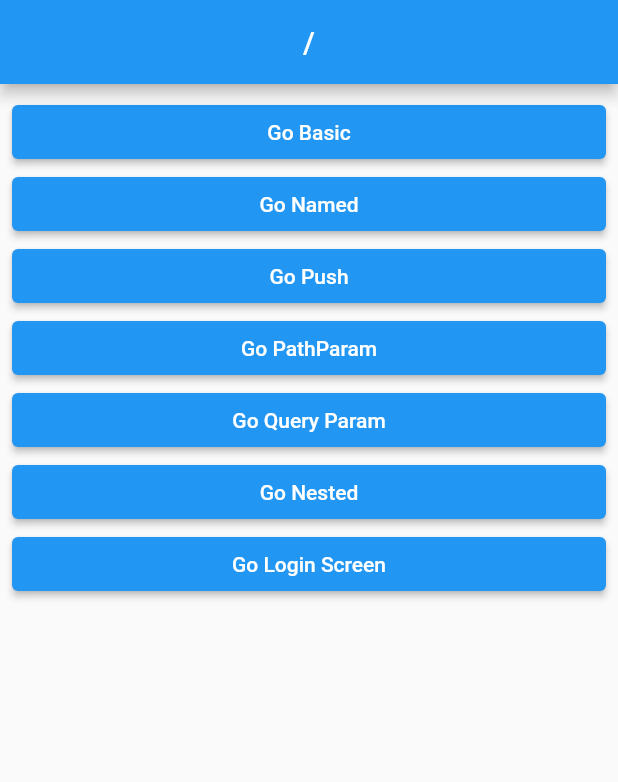
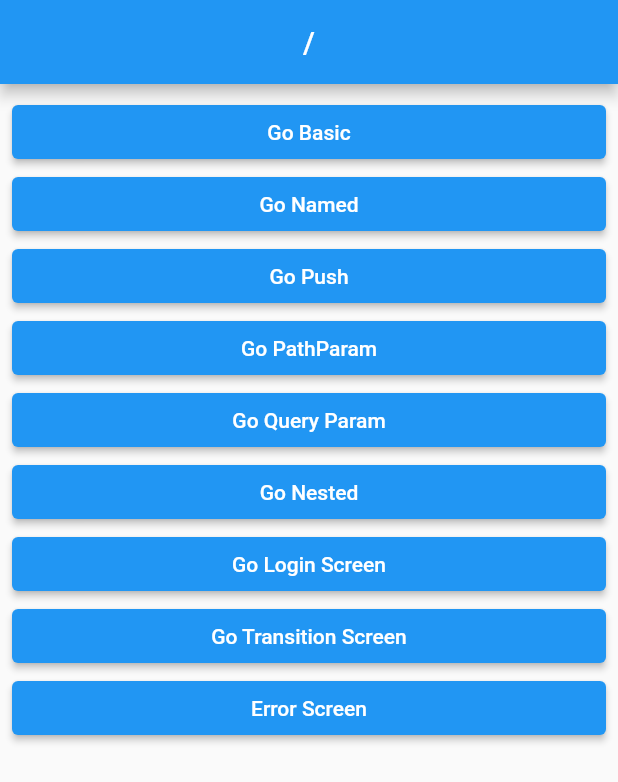
Before and after one commit to g9191hc/GoRouter7, a Flutter app: the screen it shows after launch, on a phone screen of 412 x 824 dp. Shown: the top 782 px of the screen. Run offline on Flutter 3.47's test engine with Material 2 defaults, Android fonts, the phone set to English and light mode, and no system bars; our stand-ins replace go_router.

Commit message:
고라우터 끝

```diff
--- a/lib/route/router.dart
+++ b/lib/route/router.dart
@@ -1,4 +1,7 @@
+import 'package:flutter/cupertino.dart';
 import 'package:go_router/go_router.dart';
+import 'package:go_router_v7_actual/screens/10_transition_screen_1.dart';
+import 'package:go_router_v7_actual/screens/11_error_screen.dart';
 import 'package:go_router_v7_actual/screens/2_named_screen.dart';
 import 'package:go_router_v7_actual/screens/0_root_screen.dart';
 import 'package:go_router_v7_actual/screens/3_push_screen.dart';
@@ -9,6 +12,7 @@ import 'package:go_router_v7_actual/screens/7_query_param_screen.dart';
 import 'package:go_router_v7_actual/screens/8_nested_screen.dart';
 import 'package:go_router_v7_actual/screens/9_login_screen.dart';
 import 'package:go_router_v7_actual/screens/9_private_screen.dart';
+import '../screens/10_transition_screen_2.dart';
 import '../screens/1_basic_screen.dart';
 import '../screens/8_nested_child_screen.dart';
 
@@ -17,8 +21,9 @@ bool authState = false;
 
 final router = GoRouter(
   //routes의 모든 라우트의 path호출시에 먼저 체크함
-  redirect: (context, state){
-    if(state.location == '/login/private' && authState == false) return '/login';
+  redirect: (context, state) {
+    if (state.location == '/login/private' && authState == false)
+      return '/login';
     return null;
   },
   routes: [
@@ -90,8 +95,8 @@ final router = GoRouter(
           routes: [
             GoRoute(
               // 현재 라우트의 path호출시에만 먼저 체크함
-              redirect: (context, state){
-                if (authState == false){
+              redirect: (context, state) {
+                if (authState == false) {
                   return '/login';
                 }
                 return null;
@@ -101,7 +106,42 @@ final router = GoRouter(
             ),
           ],
         ),
+        GoRoute(
+          path: 'transition',
+          builder: (_, state) => TransitionScreenOne(),
+          routes: [
+            GoRoute(
+              path: 'detail',
+              pageBuilder: (_, state) => CustomTransitionPage(
+                child: TransitionScreenTwo(),
+                transitionsBuilder:
+                    (context, animation, secondaryAnimation, child) {
+                  //페이드
+                  return FadeTransition(
+                    opacity: animation,
+                    child: child,
+                  );
+
+                  // //확대/축소
+                  // return ScaleTransition(
+                  //   scale: animation,
+                  //   child: child,
+                  // );
+
+                  // // 회전
+                  // return RotationTransition(
+                  //   turns: animation,
+                  //   child: child,
+                  // );
+                },
+                // transitionDuration: Duration(seconds: 3),
+              ),
+            ),
+          ],
+        ),
       ],
     ),
   ],
+  errorBuilder: (context, state) => ErrorScreen(error: state.error.toString()),
+  debugLogDiagnostics: true,
 );
--- a/lib/screens/0_root_screen.dart
+++ b/lib/screens/0_root_screen.dart
@@ -66,6 +66,22 @@ class RootScreen extends StatelessWidget {
               'Go Login Screen',
             ),
           ),
+          ElevatedButton(
+            onPressed: () {
+              context.go('/transition');
+            },
+            child: Text(
+              'Go Transition Screen',
+            ),
+          ),
+          ElevatedButton(
+            onPressed: () {
+              context.go('/error');
+            },
+            child: Text(
+              'Error Screen',
+            ),
+          ),
         ],
       ),
     );
```
Also changed, not shown: lib/screens/10_transition_screen_1.dart (added, +28 -0 lines), lib/screens/10_transition_screen_2.dart (added, +25 -0 lines), lib/screens/11_error_screen.dart (added, +41 -0 lines).
